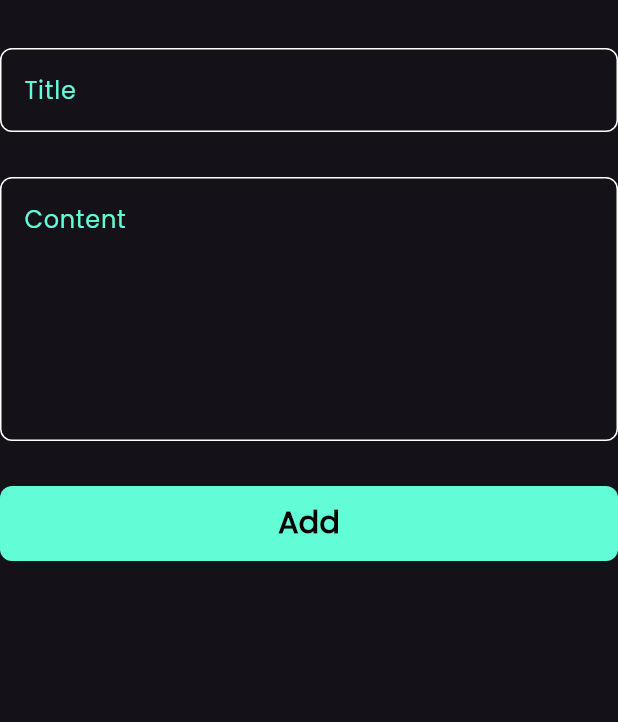
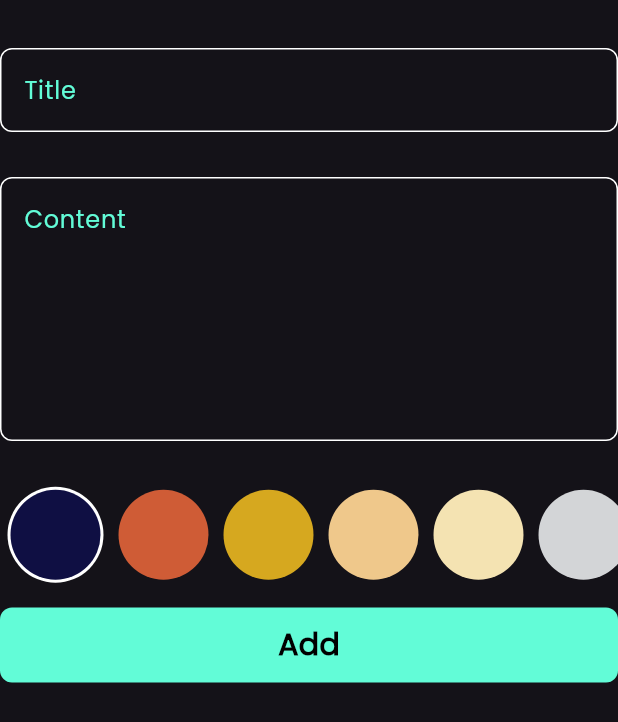
Before and after one commit to Mohamed-Emad1/notes_app, a Flutter app: the AddNoteForm widget shown alone on an empty page, opened directly, on a phone screen of 412 x 824 dp. Shown: the top 722 px of the screen. Run offline on Flutter 3.47's test engine with Material 3 defaults, Android fonts, the phone set to English and light mode, and no system bars; our stand-ins replace bloc, flutter_bloc, font_awesome_flutter, hive, hive_flutter; accounts and stored records are empty.

Commit message:
add color list view

```diff
--- a/lib/widgets/add_form.dart
+++ b/lib/widgets/add_form.dart
@@ -1,6 +1,7 @@
 import 'package:flutter/material.dart';
 import 'package:flutter_bloc/flutter_bloc.dart';
 import 'package:notes_app/models/notes_model.dart';
+import 'package:notes_app/widgets/colors_listview.dart';
 import 'package:notes_app/widgets/custom_button.dart';
 import 'package:notes_app/widgets/cutom_text_field.dart';
 
@@ -10,7 +11,6 @@ class AddNoteForm extends StatefulWidget {
   const AddNoteForm({
     super.key,
   });
-
 
   @override
   State<AddNoteForm> createState() => _AddNoteFormState();
@@ -49,10 +49,11 @@ class _AddNoteFormState extends State<AddNoteForm> {
           const SizedBox(
             height: 30,
           ),
+          const ColorListView(),
           BlocBuilder<AddNoteCubit, AddNoteState>(
             builder: (context, state) {
               return CustomButton(
-                      isLoading: state is AddNoteLoading ? true: false,
+                isLoading: state is AddNoteLoading ? true : false,
                 onTap: () {
                   if (formKey.currentState!.validate()) {
                     formKey.currentState!.save();
@@ -61,8 +62,7 @@ class _AddNoteFormState extends State<AddNoteForm> {
                         content: subTitle!,
                         date: DateTime.now().toString(),
                         color: Colors.blue.value);
-                          BlocProvider.of<AddNoteCubit>(context)
-                              .addNote(noteModel);
+                    BlocProvider.of<AddNoteCubit>(context).addNote(noteModel);
                   } else {
                     autoValidateMode = AutovalidateMode.always;
                   }
--- /dev/null
+++ b/lib/widgets/colors_listview.dart
@@ -0,0 +1,69 @@
+import 'package:flutter/material.dart';
+
+class ColorItem extends StatelessWidget {
+  const ColorItem({super.key, required this.isPicked, required this.color});
+
+  final bool isPicked;
+  final Color color;
+  @override
+  Widget build(BuildContext context) {
+    return isPicked
+        ? CircleAvatar(
+            radius: 32,
+            backgroundColor: Colors.white,
+            child: CircleAvatar(
+              radius: 30,
+              backgroundColor: color,
+            ),
+          )
+        : CircleAvatar(
+            radius: 30,
+            backgroundColor: color,
+          );
+  }
+}
+
+class ColorListView extends StatefulWidget {
+  const ColorListView({super.key});
+
+  @override
+  State<ColorListView> createState() => _ColorListViewState();
+}
+
+class _ColorListViewState extends State<ColorListView> {
+  int currentIndex = 0;
+  final List<Color> colors = const [Color(0xff0F0F43),Color(0xffCF5C36),
+    Color(0xffD6A81F),
+    Color(0xffEFC88B),
+    Color(0xffF4E3B2)  ,
+    Color(0xffD3D5D7)
+  ];
+  @override
+  Widget build(BuildContext context) {
+    return Padding(
+      padding: const EdgeInsets.only(bottom: 16),
+      child: SizedBox(
+        height: 65,
+        child: ListView.builder(
+          itemCount: colors.length,
+          scrollDirection: Axis.horizontal,
+          itemBuilder: (context, index) {
+            return Padding(
+              padding: const EdgeInsets.symmetric(horizontal: 5),
+              child: GestureDetector(
+                onTap: () {
+                  currentIndex = index;
+                  setState(() {});
+                },
+                child: ColorItem(
+                  isPicked: currentIndex == index,
+                  color: colors[index],
+                ),
+              ),
+            );
+          },
+        ),
+      ),
+    );
+  }
+}
--- a/lib/widgets/notes_item.dart
+++ b/lib/widgets/notes_item.dart
@@ -7,9 +7,8 @@ import 'package:notes_app/models/notes_model.dart';
 import 'package:notes_app/views/edit_views.dart';
 
 class NoteItem extends StatelessWidget {
-  const NoteItem({super.key, required this.noteColor, required this.noteModel});
+  const NoteItem({super.key, required this.noteModel});
 
-  final Color noteColor;
   final NotesModel noteModel;
   @override
   Widget build(BuildContext context) {
@@ -27,7 +26,7 @@ class NoteItem extends StatelessWidget {
         child: Container(
           padding: const EdgeInsets.only(top: 24, bottom: 24, left: 16),
           decoration: BoxDecoration(
-            color: noteColor,
+            color: Colors.blue,
             borderRadius: BorderRadius.circular(16),
           ),
           width: double.infinity,
--- a/lib/widgets/notes_view_list.dart
+++ b/lib/widgets/notes_view_list.dart
@@ -7,7 +7,6 @@ import 'package:notes_app/widgets/notes_item.dart';
 class NotesListView extends StatelessWidget {
   const NotesListView({super.key});
 
-  final colors = const [Colors.green, Colors.blue, Colors.yellow];
   @override
   Widget build(BuildContext context) {
     return BlocBuilder<NotesCubit, NotesState>(
@@ -24,7 +23,6 @@ class NotesListView extends StatelessWidget {
                   padding: const EdgeInsets.symmetric(vertical: 8),
                   child: NoteItem(
                     noteModel: notes[index],
-                    noteColor: colors[index % 3],
                   ),
                 );
               }),
```
Lines whose indentation alone changed are shown as unchanged.
